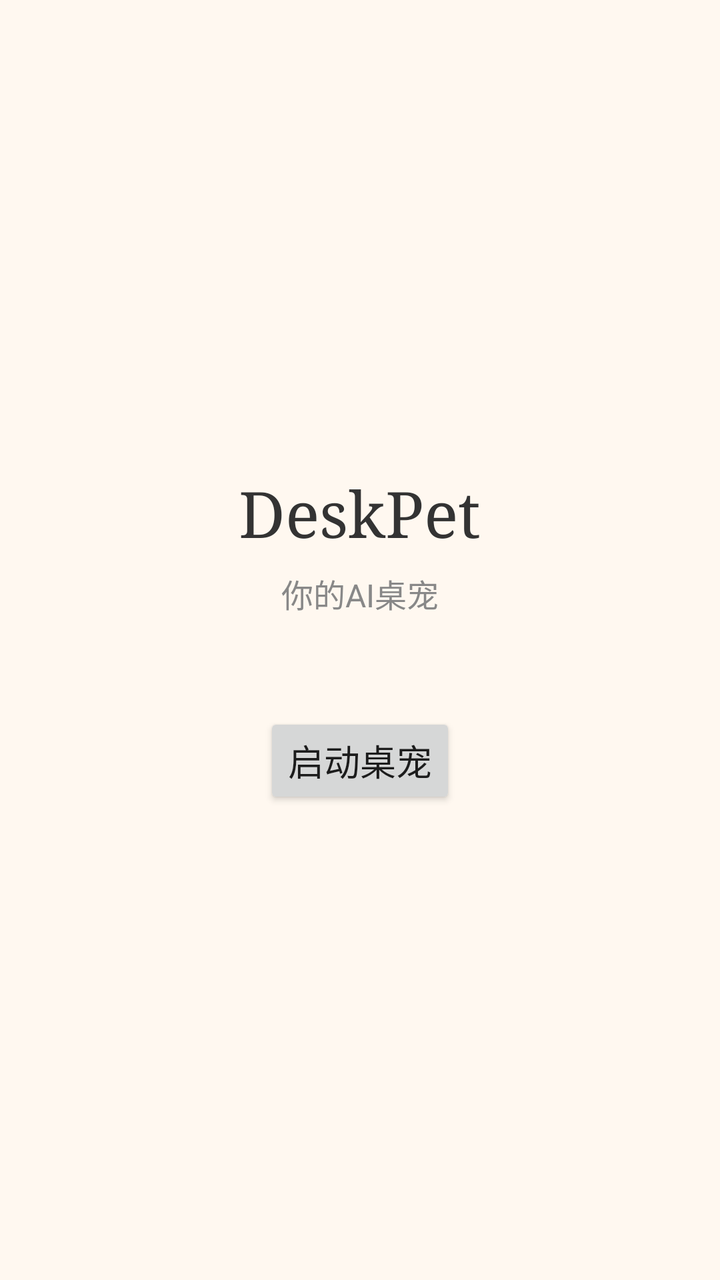
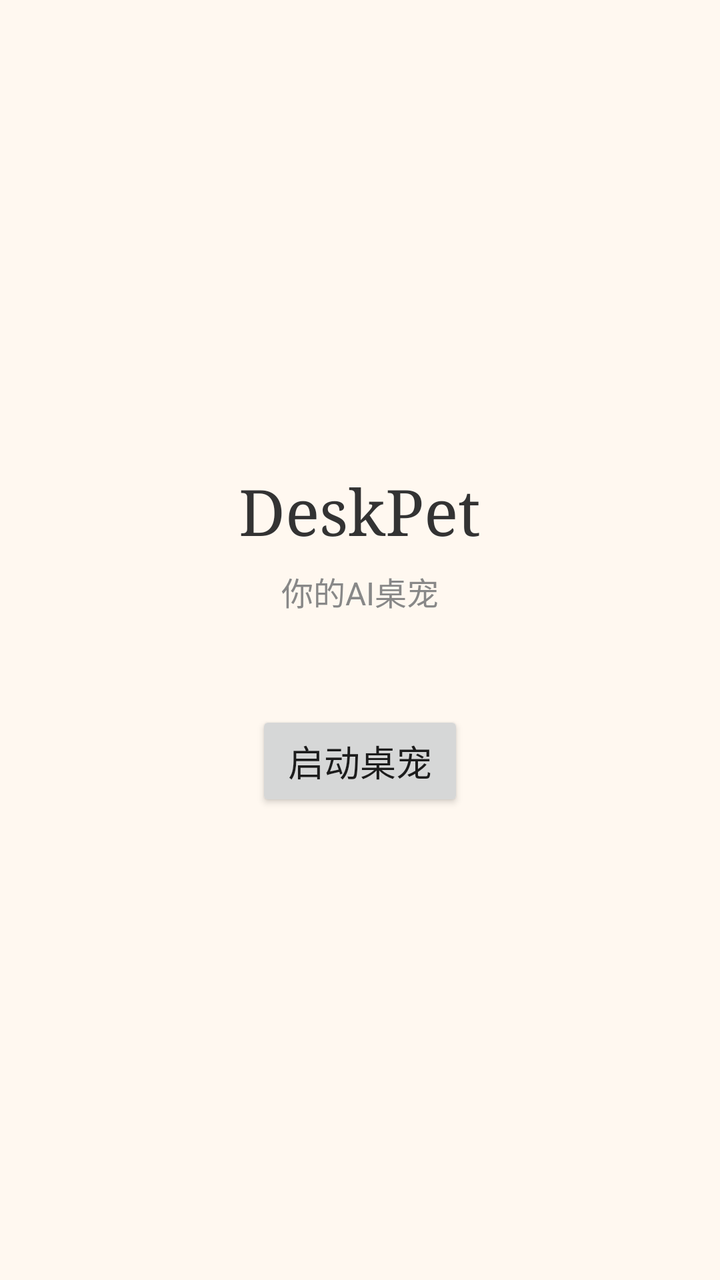

An Android layout rendered at two revisions. The XML below is the earlier revision; the diff shows what the commit changed to produce the second picture.
<!-- AndroidManifest.xml: activity theme Theme.DeskPet -->
<!-- res/layout/activity_main.xml -->
<?xml version="1.0" encoding="utf-8"?>
<LinearLayout xmlns:android="http://schemas.android.com/apk/res/android"
    android:layout_width="match_parent"
    android:layout_height="match_parent"
    android:orientation="vertical"
    android:gravity="center"
    android:padding="32dp"
    android:background="#FFF8F0">

    <TextView
        android:layout_width="wrap_content"
        android:layout_height="wrap_content"
        android:text="DeskPet"
        android:textSize="32sp"
        android:textColor="#333"
        android:fontFamily="serif"
        android:layout_marginBottom="8dp" />

    <TextView
        android:layout_width="wrap_content"
        android:layout_height="wrap_content"
        android:text="你的AI桌宠"
        android:textSize="16sp"
        android:textColor="#888"
        android:layout_marginBottom="48dp" />

    <Button
        android:id="@+id/btn_start"
        android:layout_width="wrap_content"
        android:layout_height="wrap_content"
        android:text="启动桌宠"
        android:textSize="18sp"
        android:padding="16dp 48dp" />

</LinearLayout>
<!-- resources referenced by this layout -->
<resources>
  <style name="Theme.DeskPet" parent="Theme.AppCompat.Light.NoActionBar">
          <item name="android:statusBarColor">#FFF8F0</item>
      </style>
</resources>

<!-- the commit's change to res/layout/activity_main.xml (unified diff, before → after) -->
@@ -30,6 +30,9 @@
         android:layout_height="wrap_content"
         android:text="启动桌宠"
         android:textSize="18sp"
-        android:padding="16dp 48dp" />
+        android:paddingLeft="16dp"
+        android:paddingRight="16dp"
+        android:paddingTop="12dp"
+        android:paddingBottom="12dp" />
 
 </LinearLayout>
